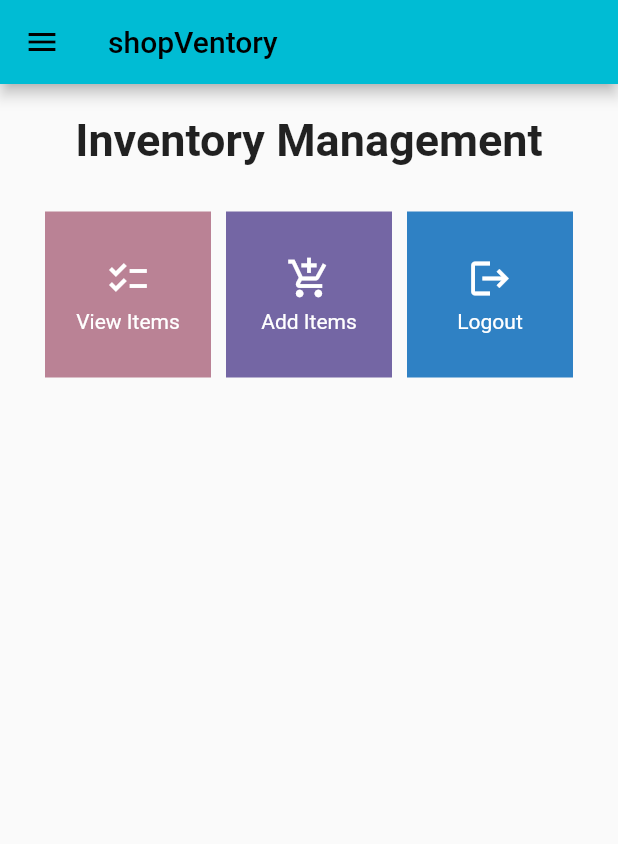
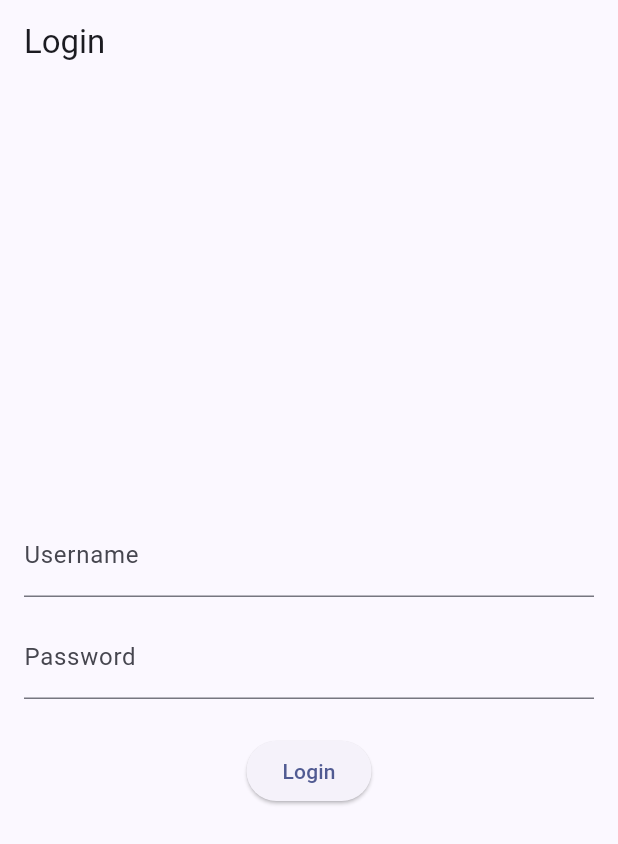
Before and after one commit to tvadhisti/inventory-list-mobile, a Flutter app: the screen it shows after launch, on a phone screen of 412 x 824 dp. Shown: the top 844 px of the screen. Run offline on Flutter 3.47's test engine with Material 2 defaults, Android fonts, the phone set to English and light mode, and no system bars; missing offline and left inert: pbp_django_auth.

Commit message:
assignment 9

```diff
--- a/lib/main.dart
+++ b/lib/main.dart
@@ -1,38 +1,29 @@
 import 'package:flutter/material.dart';
-import 'package:inventory_management/screens/menu.dart';
+import 'package:inventory_management/screens/login.dart';
+import 'package:provider/provider.dart';
+import 'package:pbp_django_auth/pbp_django_auth.dart';
 
 void main() {
   runApp(const MyApp());
 }
 
 class MyApp extends StatelessWidget {
-  const MyApp({super.key});
+  const MyApp({Key? key}) : super(key: key);
 
-  // This widget is the root of your application.
   @override
   Widget build(BuildContext context) {
-    return MaterialApp(
-      title: 'Flutter Demo',
-      theme: ThemeData(
-          // This is the theme of your application.
-          //
-          // TRY THIS: Try running your application with "flutter run". You'll see
-          // the application has a blue toolbar. Then, without quitting the app,
-          // try changing the seedColor in the colorScheme below to Colors.green
-          // and then invoke "hot reload" (save your changes or press the "hot
-          // reload" button in a Flutter-supported IDE, or press "r" if you used
-          // the command line to start the app).
-          //
-          // Notice that the counter didn't reset back to zero; the application
-          // state is not lost during the reload. To reset the state, use hot
-          // restart instead.
-          //
-          // This works for code too, not just values: Most code changes can be
-          // tested with just a hot reload.
-          primarySwatch: Colors.cyan
-          // useMaterial3: true,
+    return Provider(
+      create: (_) {
+        CookieRequest request = CookieRequest();
+        return request;
+      },
+      child: MaterialApp(
+          title: 'Flutter Demo',
+          theme: ThemeData(
+            colorScheme: ColorScheme.fromSeed(seedColor: Colors.indigo),
+            useMaterial3: true,
           ),
-      home: MyHomePage(),
+          home: LoginPage()),
     );
   }
 }
--- /dev/null
+++ b/lib/screens/login.dart
@@ -0,0 +1,114 @@
+import 'package:inventory_management/screens/menu.dart';
+import 'package:flutter/material.dart';
+import 'package:pbp_django_auth/pbp_django_auth.dart';
+import 'package:provider/provider.dart';
+
+void main() {
+  runApp(const LoginApp());
+}
+
+class LoginApp extends StatelessWidget {
+  const LoginApp({super.key});
+
+  @override
+  Widget build(BuildContext context) {
+    return MaterialApp(
+      title: 'Login',
+      theme: ThemeData(
+        primarySwatch: Colors.blue,
+      ),
+      home: const LoginPage(),
+    );
+  }
+}
+
+class LoginPage extends StatefulWidget {
+  const LoginPage({super.key});
+
+  @override
+  _LoginPageState createState() => _LoginPageState();
+}
+
+class _LoginPageState extends State<LoginPage> {
+  final TextEditingController _usernameController = TextEditingController();
+  final TextEditingController _passwordController = TextEditingController();
+
+  @override
+  Widget build(BuildContext context) {
+    final request = context.watch<CookieRequest>();
+    return Scaffold(
+      appBar: AppBar(
+        title: const Text('Login'),
+      ),
+      body: Container(
+        padding: const EdgeInsets.all(16.0),
+        child: Column(
+          mainAxisAlignment: MainAxisAlignment.center,
+          children: [
+            TextField(
+              controller: _usernameController,
+              decoration: const InputDecoration(
+                labelText: 'Username',
+              ),
+            ),
+            const SizedBox(height: 12.0),
+            TextField(
+              controller: _passwordController,
+              decoration: const InputDecoration(
+                labelText: 'Password',
+              ),
+              obscureText: true,
+            ),
+            const SizedBox(height: 24.0),
+            ElevatedButton(
+              onPressed: () async {
+                String username = _usernameController.text;
+                String password = _passwordController.text;
+
+                // Check credentials
+                // TODO: Change the URL and don't forget to add a trailing slash (/) at the end of the URL!
+                // To connect the Android emulator to Django on localhost,
+                // use the URL http://10.0.2.2/
+                final response =
+                    await request.login("http://127.0.0.1:8000/auth/login/", {
+                  'username': username,
+                  'password': password,
+                });
+
+                if (request.loggedIn) {
+                  String message = response['message'];
+                  String uname = response['username'];
+                  Navigator.pushReplacement(
+                    context,
+                    MaterialPageRoute(builder: (context) => MyHomePage()),
+                  );
+                  ScaffoldMessenger.of(context)
+                    ..hideCurrentSnackBar()
+                    ..showSnackBar(
+                        SnackBar(content: Text("$message Welcome, $uname.")));
+                } else {
+                  showDialog(
+                    context: context,
+                    builder: (context) => AlertDialog(
+                      title: const Text('Login Failed'),
+                      content: Text(response['message']),
+                      actions: [
+                        TextButton(
+                          child: const Text('OK'),
+                          onPressed: () {
+                            Navigator.pop(context);
+                          },
+                        ),
+                      ],
+                    ),
+                  );
+                }
+              },
+              child: const Text('Login'),
+            ),
+          ],
+        ),
+      ),
+    );
+  }
+}
--- a/lib/screens/menu.dart
+++ b/lib/screens/menu.dart
@@ -1,17 +1,14 @@
 import 'package:flutter/material.dart';
 import 'package:inventory_management/widgets/shop_card.dart';
 import 'package:inventory_management/widgets/left_drawer.dart';
-import 'package:inventory_management/screens/shoplist_form.dart';
 
 class MyHomePage extends StatelessWidget {
   MyHomePage({Key? key}) : super(key: key);
 
   final List<InvItem> items = [
-    InvItem("View Items", Icons.checklist,
-        Color.fromARGB(255, 186, 130, 149)), // Set the color for each item
-    InvItem("Add Items", Icons.add_shopping_cart,
-        Color.fromARGB(255, 116, 102, 164)),
-    InvItem("Logout", Icons.logout, Color.fromARGB(255, 47, 129, 196)),
+    InvItem("Add Items", Icons.checklist),
+    InvItem("View Items", Icons.add_shopping_cart),
+    InvItem("Logout", Icons.logout),
   ];
 
   // This widget is the home page of your application. It is stateful, meaning
@@ -30,6 +27,8 @@ class MyHomePage extends StatelessWidget {
         title: const Text(
           'shopVentory',
         ),
+        backgroundColor: Color.fromARGB(255, 48, 150, 198),
+        foregroundColor: Colors.white,
       ),
       drawer: const LeftDrawer(),
       body: SingleChildScrollView(
@@ -60,22 +59,9 @@ class MyHomePage extends StatelessWidget {
                 mainAxisSpacing: 10,
                 crossAxisCount: 3,
                 shrinkWrap: true,
-                children: items.map<Widget>((InvItem item) {
-                  return ShopCard(item, onTap: () {
-                    if (item.name == 'Add Items') {
-                      Navigator.push(
-                        context,
-                        MaterialPageRoute(builder: (context) => ShopFormPage()),
-                      );
-                    } else {
-                      ScaffoldMessenger.of(context).hideCurrentSnackBar();
-                      ScaffoldMessenger.of(context).showSnackBar(
-                        SnackBar(
-                            content:
-                                Text("You clicked the ${item.name} button!")),
-                      );
-                    }
-                  });
+                children: items.map((InvItem item) {
+                  // Iterasi untuk setiap item
+                  return ShopCard(item);
                 }).toList(),
               ),
             ],
@@ -86,52 +72,11 @@ class MyHomePage extends StatelessWidget {
   }
 }
 
-class ShopCard extends StatelessWidget {
-  final InvItem item;
-  final VoidCallback onTap;
-
-  const ShopCard(this.item, {required this.onTap, Key? key}) : super(key: key);
-
-  @override
-  Widget build(BuildContext context) {
-    return Material(
-      color: item.buttonColor,
-      child: InkWell(
-        // Responsive touch area
-        onTap: onTap,
-        child: Container(
-          // Container to hold Icon and Text
-          padding: const EdgeInsets.all(8),
-          child: Center(
-            child: Column(
-              mainAxisAlignment: MainAxisAlignment.center,
-              children: [
-                Icon(
-                  item.icon,
-                  color: Colors.white,
-                  size: 30.0,
-                ),
-                const Padding(padding: EdgeInsets.all(3)),
-                Text(
-                  item.name,
-                  textAlign: TextAlign.center,
-                  style: const TextStyle(color: Colors.white),
-                ),
-              ],
-            ),
-          ),
-        ),
-      ),
-    );
-  }
-}
-
 class InvItem {
   final String name;
   final IconData icon;
-  final Color buttonColor;
 
-  InvItem(this.name, this.icon, this.buttonColor);
+  InvItem(this.name, this.icon);
 
   // Rest of the class remains the same
 }
--- a/pubspec.yaml
+++ b/pubspec.yaml
@@ -35,6 +35,9 @@ dependencies:
   # The following adds the Cupertino Icons font to your application.
   # Use with the CupertinoIcons class for iOS style icons.
   cupertino_icons: ^1.0.2
+  provider: ^6.1.1
+  pbp_django_auth: ^0.4.0
+  http: ^1.1.0
 
 dev_dependencies:
   flutter_test:
```
Also changed, not shown: lib/models/item.dart (added, +68 -0 lines), lib/screens/detail_item.dart (added, +61 -0 lines), lib/screens/list_product.dart (added, +103 -0 lines), lib/screens/shoplist_form.dart (+37 -29 lines), lib/widgets/left_drawer.dart (+13 -1 lines), lib/widgets/shop_card.dart (+51 -11 lines), pubspec.lock, 2 other files.
